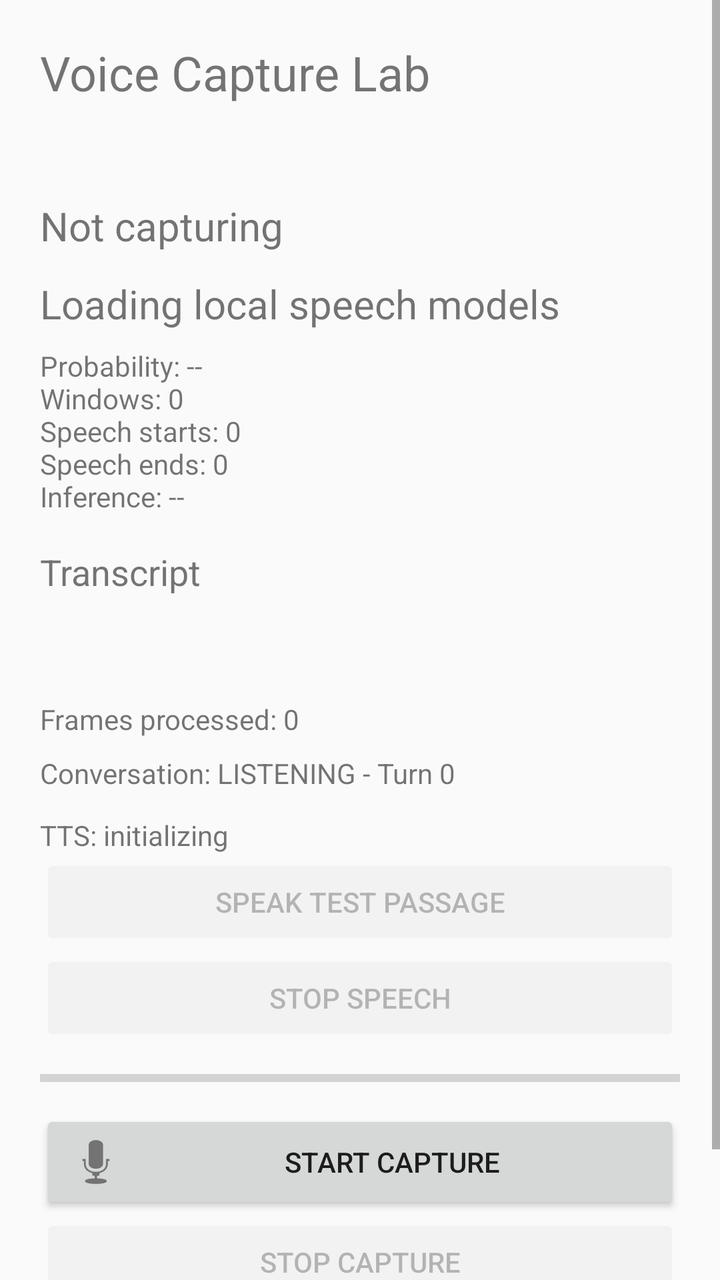
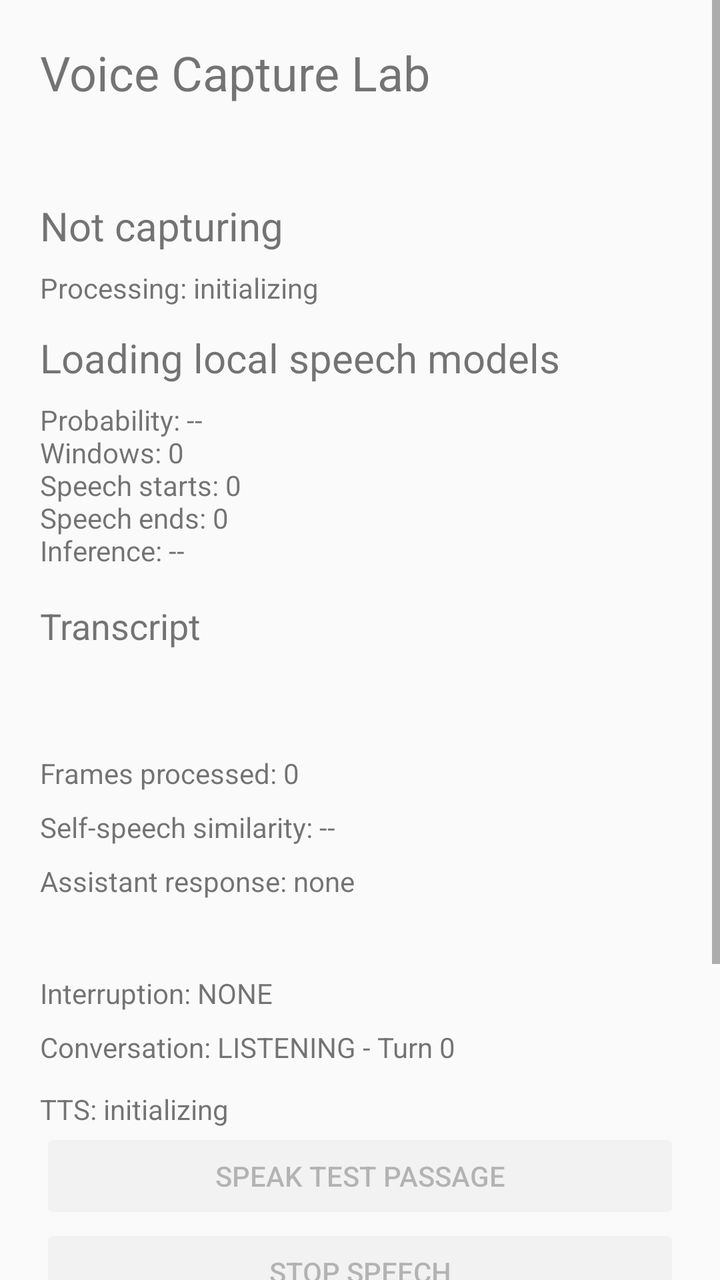

Compare the two renders of this Android layout. The source of the first and the diff that turns it into the second are given below.
<!-- AndroidManifest.xml: application theme android:Theme.Material.Light.NoActionBar -->
<!-- res/layout/activity_voice_lab.xml -->
<ScrollView xmlns:android="http://schemas.android.com/apk/res/android"
    android:id="@+id/voice_root"
    android:layout_width="match_parent"
    android:layout_height="match_parent"
    android:fillViewport="true">

    <LinearLayout
        android:layout_width="match_parent"
        android:layout_height="wrap_content"
        android:orientation="vertical"
        android:padding="20dp">

        <TextView
            android:layout_width="match_parent"
            android:layout_height="wrap_content"
            android:accessibilityHeading="true"
            android:text="@string/voice_lab_title"
            android:textSize="24sp" />

        <TextView
            android:id="@+id/audio_permission"
            android:layout_width="match_parent"
            android:layout_height="wrap_content"
            android:layout_marginTop="12dp" />

        <TextView
            android:id="@+id/audio_status"
            android:layout_width="match_parent"
            android:layout_height="wrap_content"
            android:layout_marginTop="16dp"
            android:accessibilityLiveRegion="polite"
            android:text="@string/audio_idle"
            android:textSize="20sp" />

        <TextView
            android:id="@+id/vad_status"
            android:layout_width="match_parent"
            android:layout_height="wrap_content"
            android:layout_marginTop="12dp"
            android:accessibilityLiveRegion="polite"
            android:text="@string/vad_loading"
            android:textSize="20sp" />

        <TextView
            android:id="@+id/vad_stats"
            android:layout_width="match_parent"
            android:layout_height="wrap_content"
            android:layout_marginTop="8dp"
            android:text="@string/vad_stats_initial"
            android:textIsSelectable="true" />

        <TextView
            android:id="@+id/stt_status"
            android:layout_width="match_parent"
            android:layout_height="wrap_content"
            android:layout_marginTop="16dp"
            android:accessibilityLiveRegion="polite"
            android:text="@string/stt_partial"
            android:textSize="18sp" />

        <TextView
            android:id="@+id/stt_transcript"
            android:layout_width="match_parent"
            android:layout_height="wrap_content"
            android:layout_marginTop="4dp"
            android:minHeight="48dp"
            android:textIsSelectable="true" />

        <TextView
            android:id="@+id/stt_stats"
            android:layout_width="match_parent"
            android:layout_height="wrap_content"
            android:text="@string/stt_stats_initial"
            android:textIsSelectable="true" />

        <TextView
            android:id="@+id/conversation_status"
            android:layout_width="match_parent"
            android:layout_height="wrap_content"
            android:layout_marginTop="8dp"
            android:accessibilityLiveRegion="polite"
            android:text="@string/conversation_state_initial" />

        <TextView
            android:id="@+id/tts_status"
            android:layout_width="match_parent"
            android:layout_height="wrap_content"
            android:layout_marginTop="12dp"
            android:text="@string/tts_initializing" />

        <Button
            android:id="@+id/tts_speak"
            android:layout_width="match_parent"
            android:layout_height="wrap_content"
            android:enabled="false"
            android:minHeight="48dp"
            android:text="@string/tts_speak" />

        <Button
            android:id="@+id/tts_stop"
            android:layout_width="match_parent"
            android:layout_height="wrap_content"
            android:enabled="false"
            android:minHeight="48dp"
            android:text="@string/tts_stop" />

        <ProgressBar
            android:id="@+id/audio_amplitude"
            style="?android:attr/progressBarStyleHorizontal"
            android:layout_width="match_parent"
            android:layout_height="32dp"
            android:contentDescription="@string/audio_peak"
            android:max="1000" />

        <Button
            android:id="@+id/audio_start"
            android:layout_width="match_parent"
            android:layout_height="wrap_content"
            android:drawableStart="@android:drawable/ic_btn_speak_now"
            android:minHeight="48dp"
            android:text="@string/audio_start" />

        <Button
            android:id="@+id/audio_stop"
            android:layout_width="match_parent"
            android:layout_height="wrap_content"
            android:enabled="false"
            android:minHeight="48dp"
            android:text="@string/audio_stop" />

        <TextView
            android:id="@+id/audio_stats"
            android:layout_width="match_parent"
            android:layout_height="wrap_content"
            android:layout_marginTop="16dp"
            android:textIsSelectable="true"
            android:textSize="16sp" />
    </LinearLayout>
</ScrollView>
<!-- resources referenced by this layout -->
<resources>
  <string name="audio_idle">Not capturing</string>
  <string name="audio_peak">Peak amplitude</string>
  <string name="audio_start">Start capture</string>
  <string name="audio_stop">Stop capture</string>
  <string name="conversation_state_initial">Conversation: LISTENING - Turn 0</string>
  <string name="stt_partial">Transcript</string>
  <string name="stt_stats_initial">Frames processed: 0</string>
  <string name="tts_initializing">TTS: initializing</string>
  <string name="tts_speak">Speak test passage</string>
  <string name="tts_stop">Stop speech</string>
  <string name="vad_loading">Loading local speech models</string>
  <string name="vad_stats_initial">Probability: --\nWindows: 0\nSpeech starts: 0\nSpeech ends: 0\nInference: --</string>
  <string name="voice_lab_title">Voice Capture Lab</string>
</resources>

<!-- the commit's change to res/layout/activity_voice_lab.xml (unified diff, before → after) -->
@@ -31,6 +31,14 @@
             android:accessibilityLiveRegion="polite"
             android:text="@string/audio_idle"
             android:textSize="20sp" />
+
+        <TextView
+            android:id="@+id/audio_processing_status"
+            android:layout_width="match_parent"
+            android:layout_height="wrap_content"
+            android:layout_marginTop="8dp"
+            android:textIsSelectable="true"
+            android:text="@string/audio_processing_initial" />
 
         <TextView
             android:id="@+id/vad_status"
@@ -72,6 +80,31 @@
             android:layout_height="wrap_content"
             android:text="@string/stt_stats_initial"
             android:textIsSelectable="true" />
+
+        <TextView
+            android:id="@+id/self_speech_status"
+            android:layout_width="match_parent"
+            android:layout_height="wrap_content"
+            android:layout_marginTop="8dp"
+            android:textIsSelectable="true"
+            android:text="@string/self_speech_initial" />
+
+        <TextView
+            android:id="@+id/assistant_response"
+            android:layout_width="match_parent"
+            android:layout_height="wrap_content"
+            android:layout_marginTop="8dp"
+            android:minHeight="48dp"
+            android:textIsSelectable="true"
+            android:text="@string/assistant_response_initial" />
+
+        <TextView
+            android:id="@+id/interruption_status"
+            android:layout_width="match_parent"
+            android:layout_height="wrap_content"
+            android:layout_marginTop="8dp"
+            android:accessibilityLiveRegion="polite"
+            android:text="@string/interruption_initial" />
 
         <TextView
             android:id="@+id/conversation_status"
<!-- resource entries referenced after the edit -->
@@ -1,10 +1,14 @@
 <!-- resources referenced by this layout -->
 <resources>
+  <string name="assistant_response_initial">Assistant response: none</string>
   <string name="audio_idle">Not capturing</string>
   <string name="audio_peak">Peak amplitude</string>
+  <string name="audio_processing_initial">Processing: initializing</string>
   <string name="audio_start">Start capture</string>
   <string name="audio_stop">Stop capture</string>
   <string name="conversation_state_initial">Conversation: LISTENING - Turn 0</string>
+  <string name="interruption_initial">Interruption: NONE</string>
+  <string name="self_speech_initial">Self-speech similarity: --</string>
   <string name="stt_partial">Transcript</string>
   <string name="stt_stats_initial">Frames processed: 0</string>
   <string name="tts_initializing">TTS: initializing</string>
